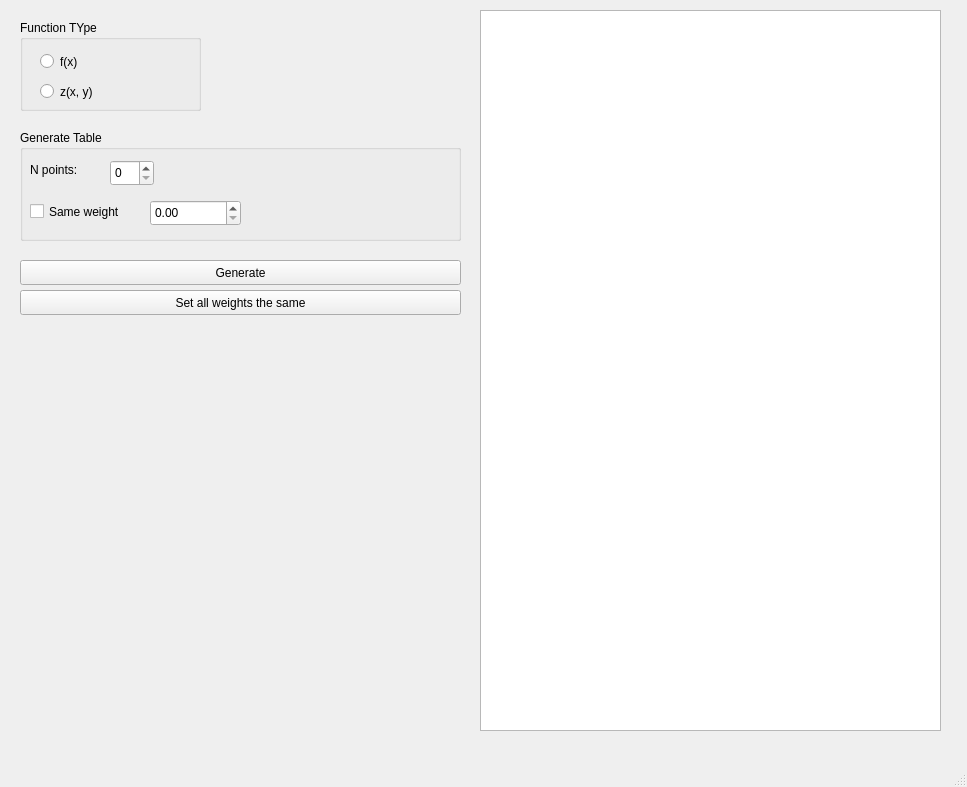
Qt form Lab_04_ui/mainwindow.ui (AndresRojas1512/ComputationalAlgorithms) before a commit.
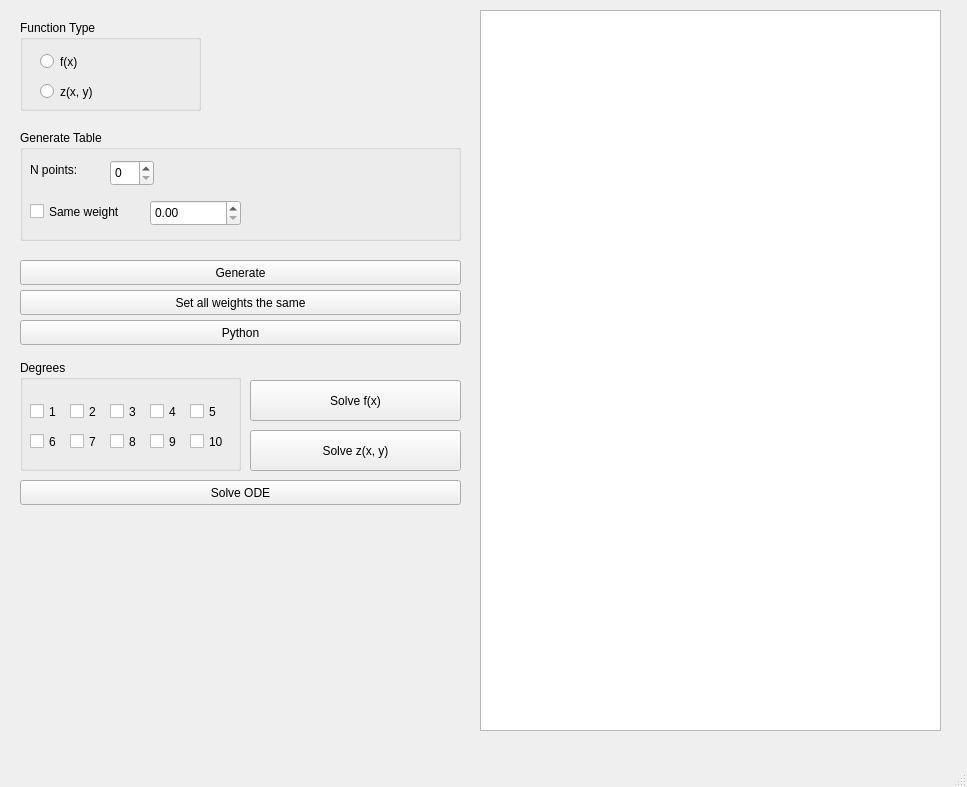
The same form after that commit.

Patch:
```diff
--- a/Lab_04_ui/mainwindow.ui
+++ b/Lab_04_ui/mainwindow.ui
@@ -34,7 +34,7 @@
      </rect>
     </property>
     <property name="title">
-     <string>Function TYpe</string>
+     <string>Function Type</string>
     </property>
     <widget class="QRadioButton" name="radioButton_SVFunction">
      <property name="geometry">
@@ -148,6 +148,201 @@
      <string>Set all weights the same</string>
     </property>
    </widget>
+   <widget class="QPushButton" name="pushButton">
+    <property name="geometry">
+     <rect>
+      <x>20</x>
+      <y>320</y>
+      <width>441</width>
+      <height>25</height>
+     </rect>
+    </property>
+    <property name="text">
+     <string>Python</string>
+    </property>
+   </widget>
+   <widget class="QPushButton" name="pushButtonSolveFx">
+    <property name="geometry">
+     <rect>
+      <x>250</x>
+      <y>380</y>
+      <width>211</width>
+      <height>41</height>
+     </rect>
+    </property>
+    <property name="text">
+     <string>Solve f(x)</string>
+    </property>
+   </widget>
+   <widget class="QPushButton" name="pushButtonSolveZxy">
+    <property name="geometry">
+     <rect>
+      <x>250</x>
+      <y>430</y>
+      <width>211</width>
+      <height>41</height>
+     </rect>
+    </property>
+    <property name="text">
+     <string>Solve z(x, y)</string>
+    </property>
+   </widget>
+   <widget class="QPushButton" name="pushButtonODE">
+    <property name="geometry">
+     <rect>
+      <x>20</x>
+      <y>480</y>
+      <width>441</width>
+      <height>25</height>
+     </rect>
+    </property>
+    <property name="text">
+     <string>Solve ODE</string>
+    </property>
+   </widget>
+   <widget class="QGroupBox" name="groupBox">
+    <property name="geometry">
+     <rect>
+      <x>20</x>
+      <y>360</y>
+      <width>221</width>
+      <height>111</height>
+     </rect>
+    </property>
+    <property name="title">
+     <string>Degrees</string>
+    </property>
+    <widget class="QCheckBox" name="checkBox_1">
+     <property name="geometry">
+      <rect>
+       <x>10</x>
+       <y>40</y>
+       <width>41</width>
+       <height>23</height>
+      </rect>
+     </property>
+     <property name="text">
+      <string>1</string>
+     </property>
+    </widget>
+    <widget class="QCheckBox" name="checkBox_2">
+     <property name="geometry">
+      <rect>
+       <x>50</x>
+       <y>40</y>
+       <width>41</width>
+       <height>23</height>
+      </rect>
+     </property>
+     <property name="text">
+      <string>2</string>
+     </property>
+    </widget>
+    <widget class="QCheckBox" name="checkBox_3">
+     <property name="geometry">
+      <rect>
+       <x>90</x>
+       <y>40</y>
+       <width>41</width>
+       <height>23</height>
+      </rect>
+     </property>
+     <property name="text">
+      <string>3</string>
+     </property>
+    </widget>
+    <widget class="QCheckBox" name="checkBox_4">
+     <property name="geometry">
+      <rect>
+       <x>130</x>
+       <y>40</y>
+       <width>41</width>
+       <height>23</height>
+      </rect>
+     </property>
+     <property name="text">
+      <string>4</string>
+     </property>
+    </widget>
+    <widget class="QCheckBox" name="checkBox_5">
+     <property name="geometry">
+      <rect>
+       <x>170</x>
+       <y>40</y>
+       <width>41</width>
+       <height>23</height>
+      </rect>
+     </property>
+     <property name="text">
+      <string>5</string>
+     </property>
+    </widget>
+    <widget class="QCheckBox" name="checkBox_6">
+     <property name="geometry">
+      <rect>
+       <x>10</x>
+       <y>70</y>
+       <width>41</width>
+       <height>23</height>
+      </rect>
+     </property>
+     <property name="text">
+      <string>6</string>
+     </property>
+    </widget>
+    <widget class="QCheckBox" name="checkBox_7">
+     <property name="geometry">
+      <rect>
+       <x>50</x>
+       <y>70</y>
+       <width>41</width>
+       <height>23</height>
+      </rect>
+     </property>
+     <property name="text">
+      <string>7</string>
+     </property>
+    </widget>
+    <widget class="QCheckBox" name="checkBox_8">
+     <property name="geometry">
+      <rect>
+       <x>90</x>
+       <y>70</y>
+       <width>41</width>
+       <height>23</height>
+      </rect>
+     </property>
+     <property name="text">
+      <string>8</string>
+     </property>
+    </widget>
+    <widget class="QCheckBox" name="checkBox_9">
+     <property name="geometry">
+      <rect>
+       <x>130</x>
+       <y>70</y>
+       <width>41</width>
+       <height>23</height>
+      </rect>
+     </property>
+     <property name="text">
+      <string>9</string>
+     </property>
+    </widget>
+    <widget class="QCheckBox" name="checkBox_10">
+     <property name="geometry">
+      <rect>
+       <x>170</x>
+       <y>70</y>
+       <width>41</width>
+       <height>23</height>
+      </rect>
+     </property>
+     <property name="text">
+      <string>10</string>
+     </property>
+    </widget>
+   </widget>
   </widget>
   <widget class="QMenuBar" name="menubar">
    <property name="geometry">
```
